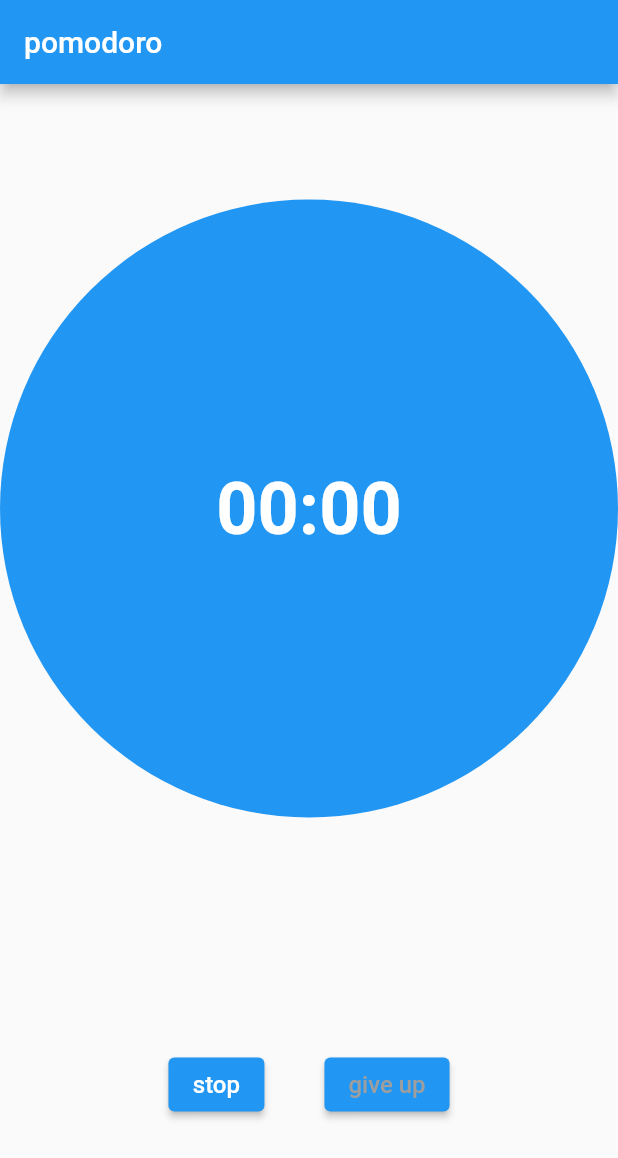
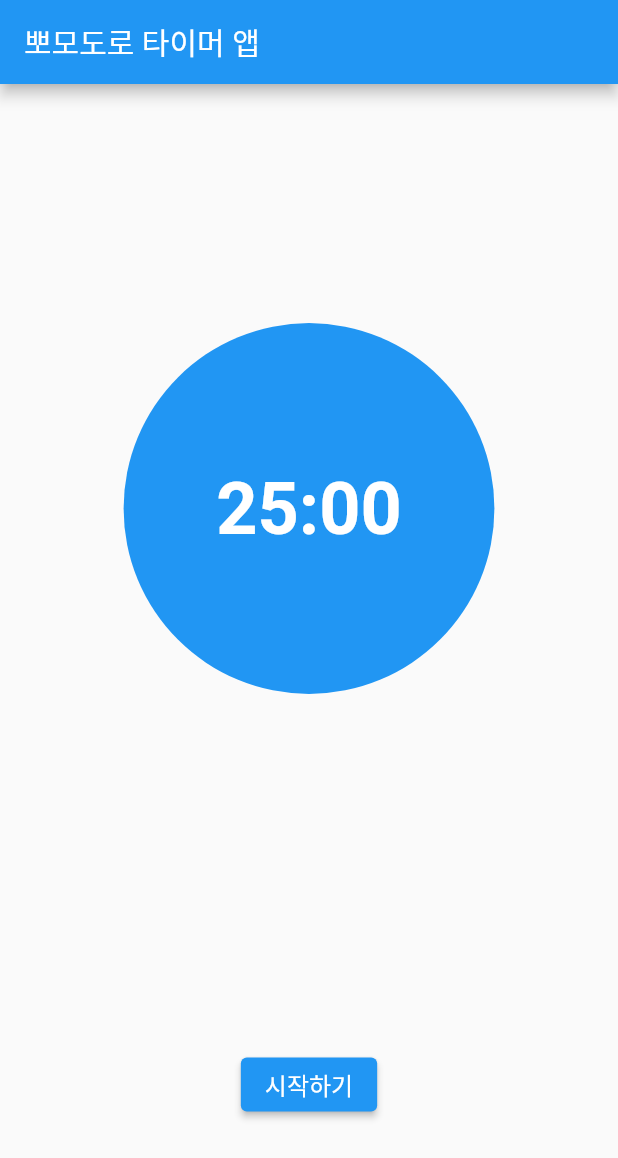
Before and after one commit to fluorjo/applewatch_time_record, a Flutter app: the screen it shows after launch, on a phone screen of 412 x 824 dp. Shown: the top 1158 px of the screen. Run offline on Flutter 3.47's test engine with Material 2 defaults, Android fonts, the phone set to English and light mode, and no system bars; our stand-ins replace easy_localization, fluttertoast, sprintf.

Commit message:
기본 뽀모도로

```diff
--- a/lib/screens/timer_screen.dart
+++ b/lib/screens/timer_screen.dart
@@ -1,9 +1,8 @@
-import 'package:sprintf/sprintf.dart';
-
+import 'package:easy_localization/easy_localization.dart';
 import 'dart:async';
 
 import 'package:flutter/material.dart';
-import 'package:easy_localization/easy_localization.dart';
+import 'package:time_record/tools/utils.dart';
 
 enum TimerStatus { running, paused, stopped, resting }
 
@@ -11,12 +10,12 @@ class TimerScreen extends StatefulWidget {
   const TimerScreen({super.key});
 
   @override
-  State<TimerScreen> createState() => _TimerScreenState();
+  _TimerScreenState createState() => _TimerScreenState();
 }
 
 class _TimerScreenState extends State<TimerScreen> {
-  static const WORK_SECONDS = 25;
-  static const REST_SECONDS = 5;
+  static const WORK_SECONDS = 25 * 60;
+  static const REST_SECONDS = 5 * 60;
 
   late TimerStatus _timerStatus;
   late int _timer;
@@ -110,62 +109,59 @@ class _TimerScreenState extends State<TimerScreen> {
     final List<Widget> runningButtons = [
       ElevatedButton(
         style: ElevatedButton.styleFrom(backgroundColor: Colors.blue),
-        onPressed: () {},
+        onPressed: _timerStatus == TimerStatus.paused ? resume : pause,
         child: Text(
-          1 == 2 ? 'continue'.tr() : 'stop'.tr(),
-          style: const TextStyle(
-            color: Colors.white,
-            fontSize: 16,
-          ),
+          _timerStatus == TimerStatus.paused ? '계속하기' : '일시정지',
+          style: const TextStyle(color: Colors.white, fontSize: 16),
         ),
       ),
       const Padding(
         padding: EdgeInsets.all(20),
       ),
       ElevatedButton(
-        style: ElevatedButton.styleFrom(backgroundColor: Colors.blue),
-        onPressed: () {},
-        child: Text(
-          'give up'.tr(),
-          style: const TextStyle(
-            color: Colors.grey,
-            fontSize: 16,
-          ),
+        style: ElevatedButton.styleFrom(backgroundColor: Colors.grey),
+        onPressed: stop,
+        child: const Text(
+          '포기하기',
+          style: TextStyle(fontSize: 16),
         ),
       ),
     ];
     final List<Widget> stoppedButtons = [
       ElevatedButton(
         style: ElevatedButton.styleFrom(
-          backgroundColor: 1 == 2 ? Colors.green : Colors.blue,
+          backgroundColor:
+              _timerStatus == TimerStatus.resting ? Colors.green : Colors.blue,
         ),
-        child: Text(
-          'start'.tr(),
-          style: const TextStyle(color: Colors.white, fontSize: 16),
+        onPressed: run,
+        child: const Text(
+          '시작하기',
+          style: TextStyle(color: Colors.white, fontSize: 16),
         ),
-        onPressed: () {},
       ),
     ];
     return Scaffold(
       appBar: AppBar(
-        title: Text(
-          'pomodoro'.tr(),
-        ),
+        title: const Text('뽀모도로 타이머 앱'),
+        backgroundColor:
+            _timerStatus == TimerStatus.resting ? Colors.green : Colors.blue,
       ),
       body: Column(
         mainAxisAlignment: MainAxisAlignment.spaceAround,
         children: [
           Container(
             height: MediaQuery.of(context).size.height * 0.5,
-            width: MediaQuery.of(context).size.height * 0.6,
-            decoration: const BoxDecoration(
+            width: MediaQuery.of(context).size.width * 0.6,
+            decoration: BoxDecoration(
               shape: BoxShape.circle,
-              color: 1 == 2 ? Colors.green : Colors.blue,
+              color: _timerStatus == TimerStatus.resting
+                  ? Colors.green
+                  : Colors.blue,
             ),
-            child: const Center(
+            child: Center(
               child: Text(
-                '00:00',
-                style: TextStyle(
+                secondsToString(_timer),
+                style: const TextStyle(
                   color: Colors.white,
                   fontSize: 48,
                   fontWeight: FontWeight.bold,
@@ -175,9 +171,9 @@ class _TimerScreenState extends State<TimerScreen> {
           ),
           Row(
             mainAxisAlignment: MainAxisAlignment.center,
-            children: 1 == 2
+            children: _timerStatus == TimerStatus.resting
                 ? const []
-                : 1 == 2
+                : _timerStatus == TimerStatus.stopped
                     ? stoppedButtons
                     : runningButtons,
           )
--- /dev/null
+++ b/lib/tools/utils.dart
@@ -0,0 +1,19 @@
+import 'package:flutter/material.dart';
+import 'package:fluttertoast/fluttertoast.dart';
+import 'package:sprintf/sprintf.dart';
+
+String secondsToString(int seconds) {
+  return sprintf("%02d:%02d", [seconds ~/ 60, seconds % 60]);
+}
+
+void showToast(String message) {
+  Fluttertoast.showToast(
+    msg: message,
+    toastLength: Toast.LENGTH_LONG,
+    gravity: ToastGravity.BOTTOM,
+    timeInSecForIosWeb: 5,
+    backgroundColor: Colors.grey,
+    textColor: Colors.white,
+    fontSize: 16.0,
+  );
+}
--- a/pubspec.yaml
+++ b/pubspec.yaml
@@ -34,6 +34,7 @@ dependencies:
     sdk: flutter
   intl: any
   sprintf: "^7.0.0"
+  fluttertoast: ^8.2.2
 
   # The following adds the Cupertino Icons font to your application.
   # Use with the CupertinoIcons class for iOS style icons.
```
